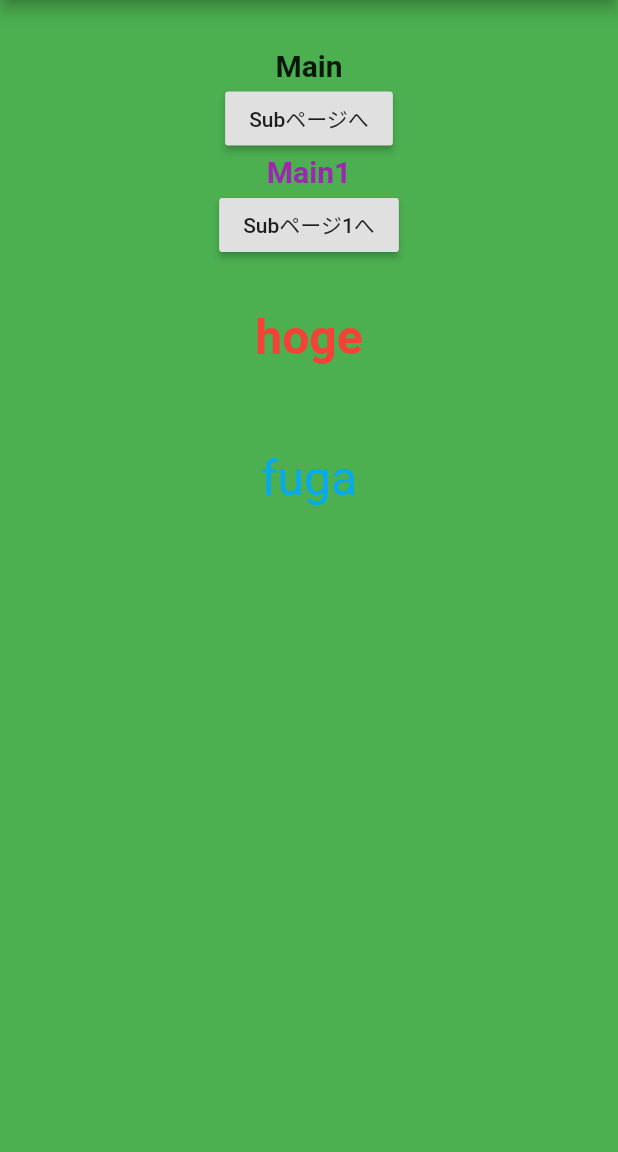
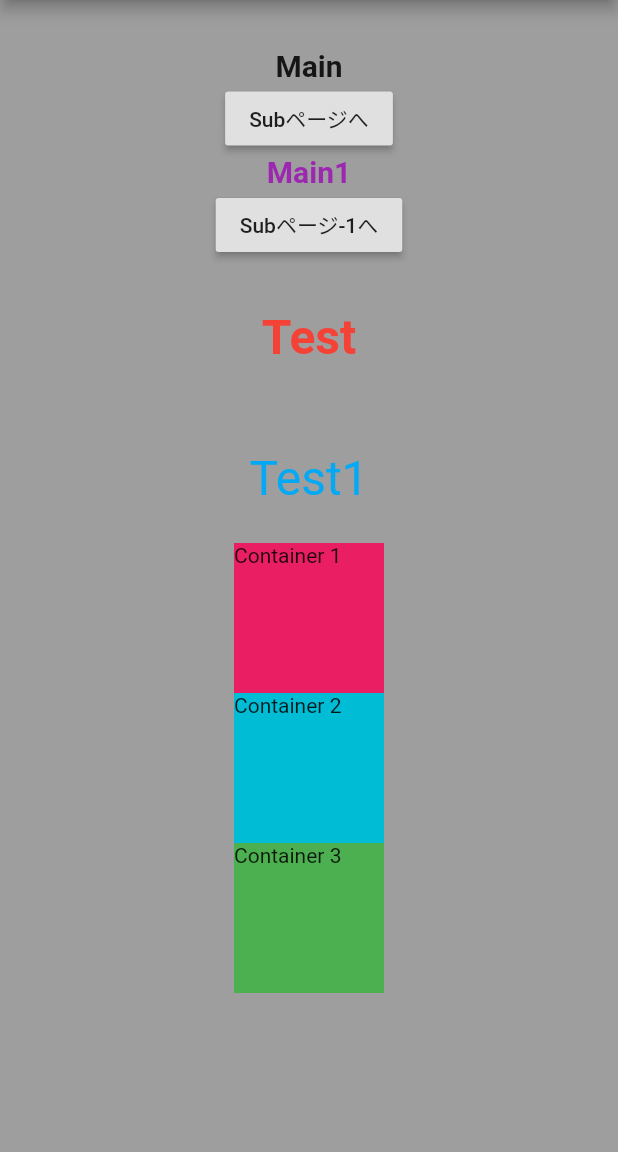
Before and after one commit to jungle379/flutter_app, a Flutter app: the screen it shows after launch, on a phone screen of 412 x 824 dp, the part 84-1236 px from its top. Run offline on Flutter 3.47's test engine with Material 2 defaults, Android fonts, the phone set to English and light mode, and no system bars.

Commit message:
Update main.dart

```diff
--- a/lib/main.dart
+++ b/lib/main.dart
@@ -19,7 +19,7 @@ class MainPage extends StatelessWidget {
         title: new Text('Navigator'),
       ),
       body: new Container(
-        color: Colors.green,
+        color: Colors.grey,
         padding: new EdgeInsets.all(32.0),
         child: new Center(
           child: new Column(
@@ -31,15 +31,40 @@ class MainPage extends StatelessWidget {
               Text('Main1',style: TextStyle(fontWeight: FontWeight.bold,color: Colors.purple,fontSize:20)),
               RaisedButton(onPressed: () => Navigator.of(context).push(MaterialPageRoute(builder: (context) {
                 return SubPage1();
-              })), child: new Text('Subページ1へ'),),
+              })), child: new Text('Subページ-1へ'),),
               Container(
                 margin: EdgeInsets.all(32),
-                child:Text('hoge', style: TextStyle(fontWeight: FontWeight.bold,fontSize:32,color: Colors.red)),
+                child:Text('Test', style: TextStyle(fontWeight: FontWeight.bold,fontSize:32,color: Colors.red)),
               ),
               Container(
                 margin: EdgeInsets.all(24),
-                child: Text('fuga',style: TextStyle(fontSize: 32,color: Colors.lightBlue)),
-              )
+                child: Text('Test1',style: TextStyle(fontSize: 32,color: Colors.lightBlue)),
+              ),
+          Column(
+            mainAxisAlignment: MainAxisAlignment.start,
+            children: <Widget>[
+              Container(
+                height: 100,
+                width: 100,
+                color: Colors.pink,
+                child: Text('Container 1'),
+              ),
+              Container(
+                height: 100,
+                width: 100,
+                color: Colors.cyan,
+                child: Text('Container 2'),
+              ),
+              Container(
+                height: 100,
+                width: 100,
+                color: Colors.green,
+                child: Text('Container 3'),
+              ),
+              Container(
+        ),
+        ],
+      ),
             ],
           ),
         ),
```
